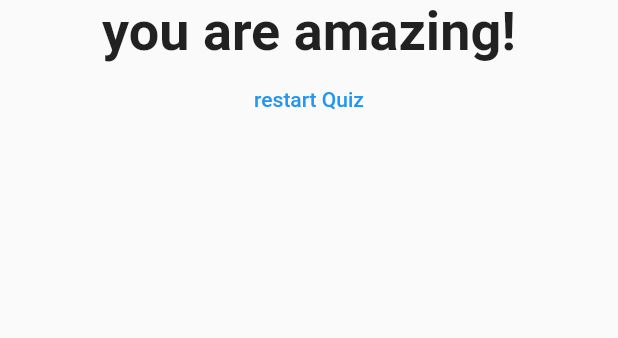
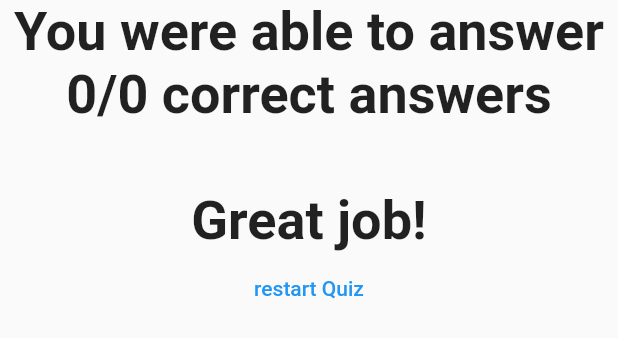
Before and after one commit to shaked-arel/algoland_main, a Flutter app: the Result widget shown alone on an empty page, opened directly with empty values, on a phone screen of 412 x 824 dp. Shown: the top 338 px of the screen. Run offline on Flutter 3.47's test engine with Material 2 defaults, Android fonts, the phone set to English and light mode, and no system bars; our stand-ins replace after_layout, path_drawing; missing offline and left inert: binarysearch.

Commit message:
Add files via upload

```diff
--- a/lib/result.dart
+++ b/lib/result.dart
@@ -2,18 +2,26 @@ import 'package:flutter/material.dart';
 
 class Result extends StatelessWidget {
   final int resultScore;
+  final int numOfQuestions;
   final VoidCallback reset;
 
-  Result(this.resultScore, this.reset);
+  Result(this.resultScore, this.reset, this.numOfQuestions);
 
   String get resultPhrase {
     String resultText;
-    if (resultScore <= 8) {
-      resultText = 'you are amazing!';
-    } else if (resultScore <= 12) {
-      resultText = 'greate job!';
+    // if (resultScore <= 8) {
+    //   resultText = 'you are amazing!';
+    // } else if (resultScore <= 12) {
+    //   resultText = 'greate job!';
+    // } else {
+    //   resultText = 'try again...';
+    // }
+    resultText = 'You were able to answer ' + resultScore.toString()
+        + '/' + numOfQuestions.toString() + ' correct answers';
+    if (resultScore < numOfQuestions){
+      resultText += "\r\n" "\r\n" 'Try again!';
     } else {
-      resultText = 'try again...';
+      resultText += "\r\n" "\r\n" 'Great job!';
     }
     return resultText;
   }
--- a/lib/wait.dart
+++ b/lib/wait.dart
@@ -5,6 +5,6 @@ Future SleepSum(int v1, int v2) {
 }
 
 Future wait({double speed = 0.5}) {
-  final millisec = lerpDouble(100, 2000, speed)!.toInt();
+  final millisec = lerpDouble(2000, 100, speed)!.toInt();
   return Future.delayed(Duration(milliseconds: millisec));
 }
```
Also changed, not shown: lib/answer.dart (line endings or trailing spaces), lib/question.dart (line endings or trailing spaces), lib/quiz.dart (indentation only).
